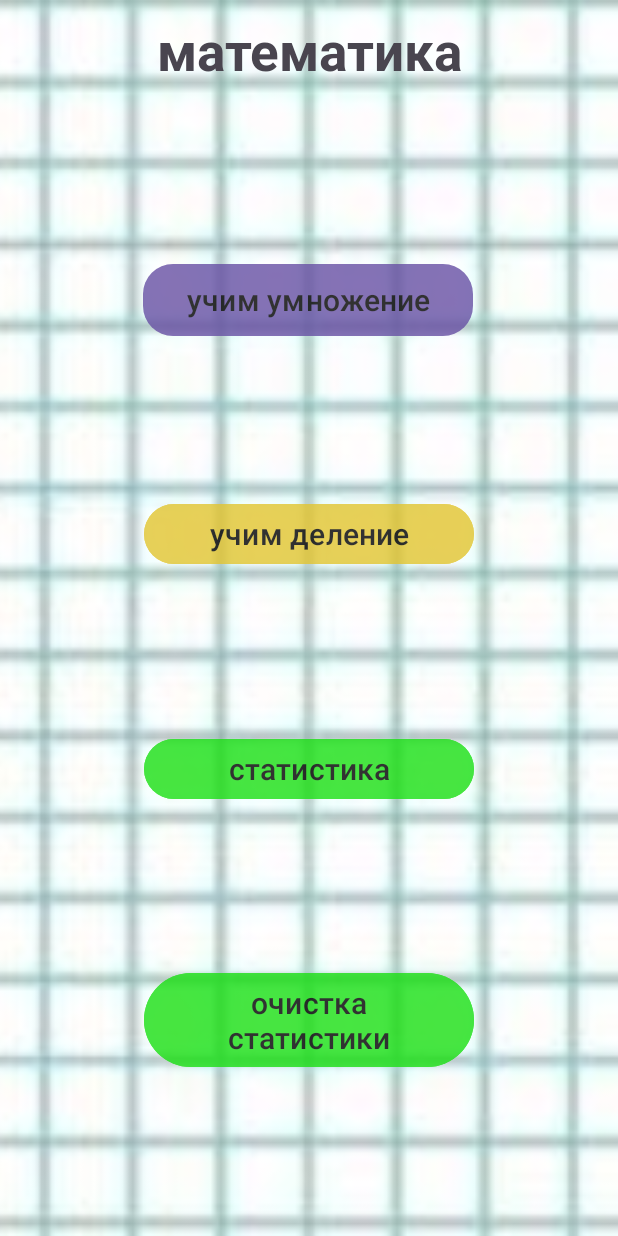
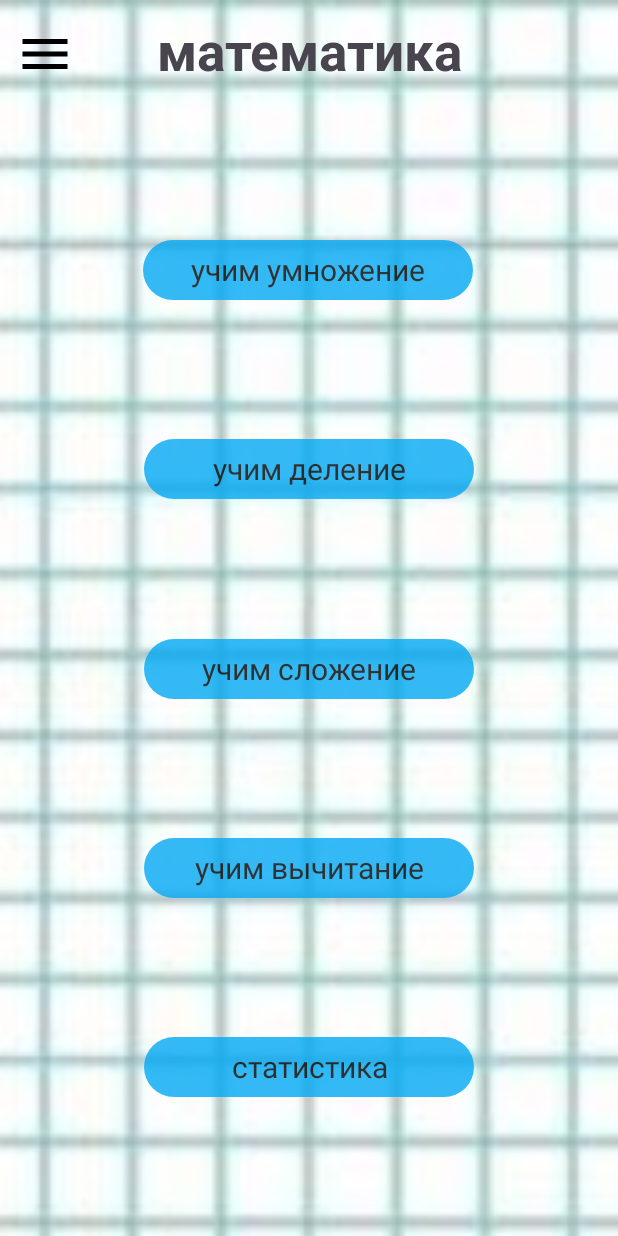
Before and after one commit to ice-knight-paladin/Multiplicatio, an Android app: the screen it shows after launch (MainActivity), on a phone screen of 412 x 824 dp. Run offline under Robolectric (Android 15) with nearby library versions, the phone set to English and light mode, and no system bars.

Commit message:
change buttons on TextView in MainActivity. Add option_fragment.

```diff
--- a/app/src/main/java/com/example/multiplication/MainActivity.kt
+++ b/app/src/main/java/com/example/multiplication/MainActivity.kt
@@ -26,9 +26,9 @@ class MainActivity : AppCompatActivity() {
             finish()
         }
 
-        binding.btnClearTable.setOnClickListener {
-            ClearBottomSheetFragment().show(supportFragmentManager, "createClearFragment")
-        }
+//        binding.btnClearTable.setOnClickListener {
+//            ClearBottomSheetFragment().show(supportFragmentManager, "createClearFragment")
+//        }
 
         binding.btnDivision.setOnClickListener {
             val intent = Intent(this, ActivityType::class.java)
@@ -36,5 +36,9 @@ class MainActivity : AppCompatActivity() {
             startActivity(intent)
             finish()
         }
+
+        binding.btnOption.setOnClickListener{
+            OptionStartSheetDialogFragment().show(supportFragmentManager, "createOptionFragment")
+        }
     }
 }
--- a/app/src/main/res/drawable/btn_not_pressed.xml
+++ b/app/src/main/res/drawable/btn_not_pressed.xml
@@ -2,4 +2,5 @@
 <shape xmlns:android="http://schemas.android.com/apk/res/android">
     <corners android:radius="20dp"/>
     <solid android:color="@color/sky"/>
+    <size android:height="40dp"/>
 </shape>
--- /dev/null
+++ b/app/src/main/res/drawable/btn_option.xml
@@ -0,0 +1,10 @@
+<vector xmlns:android="http://schemas.android.com/apk/res/android"
+    android:width="24dp"
+    android:height="24dp"
+    android:viewportWidth="960"
+    android:viewportHeight="960"
+    android:tint="@color/black">
+    <path
+        android:fillColor="@android:color/white"
+        android:pathData="M120,720L120,640L840,640L840,720L120,720ZM120,520L120,440L840,440L840,520L120,520ZM120,320L120,240L840,240L840,320L120,320Z"/>
+</vector>
--- a/app/src/main/res/drawable/btn_pressed.xml
+++ b/app/src/main/res/drawable/btn_pressed.xml
@@ -1,5 +1,5 @@
 <?xml version="1.0" encoding="utf-8"?>
 <shape xmlns:android="http://schemas.android.com/apk/res/android">
-    <stroke android:color="@color/black"/>
-    <solid android:color="@color/white"/>
+    <solid android:color="@color/white" />
+    <corners android:radius="20dp"/>
 </shape>
--- a/app/src/main/res/layout/activity_main.xml
+++ b/app/src/main/res/layout/activity_main.xml
@@ -16,6 +16,20 @@
         tools:layout_editor_absoluteY="0dp" />
 
     <TextView
+        android:id="@+id/btn_option"
+        android:layout_width="40dp"
+        android:layout_height="40dp"
+        android:layout_margin="10dp"
+        android:background="@drawable/btn_option"
+        android:drawableTint="@color/black"
+        app:layout_constraintBottom_toTopOf="@+id/btn_multi"
+        app:layout_constraintEnd_toStartOf="@+id/text_title"
+        app:layout_constraintHorizontal_bias="0.0"
+        app:layout_constraintStart_toStartOf="parent"
+        app:layout_constraintTop_toTopOf="parent"
+        app:layout_constraintVertical_bias="0.06" />
+
+    <TextView
         android:id="@+id/text_title"
         android:layout_width="wrap_content"
         android:layout_height="wrap_content"
@@ -28,12 +42,13 @@
         app:layout_constraintStart_toStartOf="parent"
         app:layout_constraintTop_toTopOf="parent" />
 
-    <Button
+    <TextView
         android:id="@+id/btn_multi"
         android:layout_width="220dp"
         android:layout_height="wrap_content"
         android:alpha="0.8"
         android:background="@drawable/btn_style"
+        android:gravity="center"
         android:text="@string/multi"
         android:textColor="@color/black"
         android:textSize="20sp"
@@ -43,49 +58,68 @@
         app:layout_constraintStart_toStartOf="parent"
         app:layout_constraintTop_toBottomOf="@+id/text_title" />
 
-    <Button
+    <TextView
         android:id="@+id/btn_division"
         android:layout_width="220dp"
         android:layout_height="wrap_content"
         android:alpha="0.8"
-        android:backgroundTint="@color/yellow_0"
+        android:background="@drawable/btn_style"
+        android:gravity="center"
         android:text="@string/division"
+        android:textColor="@color/black"
+        android:textSize="20sp"
+        app:layout_constraintBottom_toTopOf="@id/btn_plus"
+        app:layout_constraintEnd_toEndOf="parent"
+        app:layout_constraintStart_toStartOf="parent"
+        app:layout_constraintTop_toBottomOf="@+id/btn_multi"
+        app:layout_constraintVertical_bias="0.2" />
+
+    <TextView
+        android:id="@+id/btn_plus"
+        android:layout_width="220dp"
+        android:layout_height="wrap_content"
+        android:alpha="0.8"
+        android:background="@drawable/btn_style"
+        android:gravity="center"
+        android:text="@string/plus"
+        android:textColor="@color/black"
+        android:textSize="20sp"
+        app:layout_constraintBottom_toTopOf="@id/btn_minus"
+        app:layout_constraintEnd_toEndOf="parent"
+        app:layout_constraintStart_toStartOf="parent"
+        app:layout_constraintTop_toBottomOf="@+id/btn_division"
+        app:layout_constraintVertical_bias="0.2" />
+
+    <TextView
+        android:id="@+id/btn_minus"
+        android:layout_width="220dp"
+        android:layout_height="wrap_content"
+        android:alpha="0.8"
+        android:background="@drawable/btn_style"
+        android:gravity="center"
+        android:text="@string/minus"
         android:textColor="@color/black"
         android:textSize="20sp"
         app:layout_constraintBottom_toTopOf="@id/btn_static"
         app:layout_constraintEnd_toEndOf="parent"
         app:layout_constraintStart_toStartOf="parent"
-        app:layout_constraintTop_toBottomOf="@+id/btn_multi"
+        app:layout_constraintTop_toBottomOf="@+id/btn_plus"
         app:layout_constraintVertical_bias="0.2" />
 
-    <Button
+    <TextView
         android:id="@+id/btn_static"
         android:layout_width="220dp"
         android:layout_height="wrap_content"
         android:alpha="0.8"
-        android:backgroundTint="@color/green"
+        android:background="@drawable/btn_style"
+        android:gravity="center"
         android:text="статистика"
-        android:textColor="@color/black"
-        android:textSize="20sp"
-        app:layout_constraintBottom_toTopOf="@id/btn_clear_table"
-        app:layout_constraintEnd_toEndOf="parent"
-        app:layout_constraintStart_toStartOf="parent"
-        app:layout_constraintTop_toBottomOf="@+id/btn_division"
-        app:layout_constraintVertical_bias="0.2" />
-
-    <Button
-        android:id="@+id/btn_clear_table"
-        android:layout_width="220dp"
-        android:layout_height="wrap_content"
-        android:alpha="0.8"
-        android:backgroundTint="@color/green"
-        android:text="очистка статистики"
         android:textColor="@color/black"
         android:textSize="20sp"
         app:layout_constraintBottom_toBottomOf="parent"
         app:layout_constraintEnd_toEndOf="parent"
         app:layout_constraintStart_toStartOf="parent"
-        app:layout_constraintTop_toBottomOf="@+id/btn_static"
+        app:layout_constraintTop_toBottomOf="@+id/btn_minus"
         app:layout_constraintVertical_bias="0.2" />
 
 
--- a/app/src/main/res/values/strings.xml
+++ b/app/src/main/res/values/strings.xml
@@ -3,6 +3,8 @@
     <string name="multi">учим умножение</string>
     <string name="table_title">математика</string>
     <string name="division">учим деление</string>
+    <string name="plus">учим сложение</string>
+    <string name="minus">учим вычитание</string>
     <string-array name="namestatic">
         <item>деление</item>
         <item>умножение</item>
```
Also changed, not shown: app/src/main/java/com/example/multiplication/ActivityType.kt (+25 -10 lines), app/src/main/java/com/example/multiplication/OptionStartSheetDialogFragment.kt (added, +25 -0 lines), app/src/main/java/com/example/multiplication/Repository.kt (+8 -1 lines), app/src/main/java/com/example/multiplication/RepositoryFactory.kt (added, +14 -0 lines), app/src/main/res/anim/slide_in_left.xml (added, +7 -0 lines), app/src/main/res/anim/slide_out_left.xml (added, +7 -0 lines), app/src/main/res/drawable/btn_style_close_option.xml (added, +11 -0 lines), app/src/main/res/layout/fragment_option.xml (added, +23 -0 lines), app/src/main/res/values/style_option_fragment.xml (added, +7 -0 lines).
